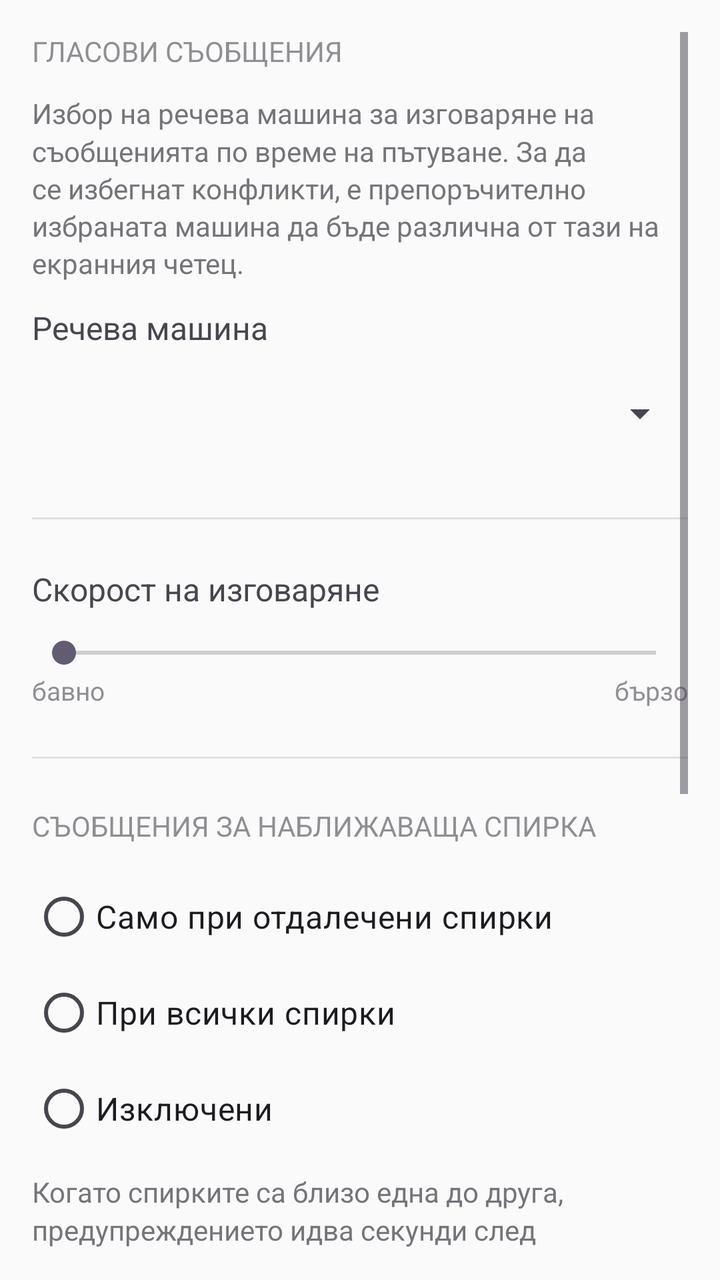
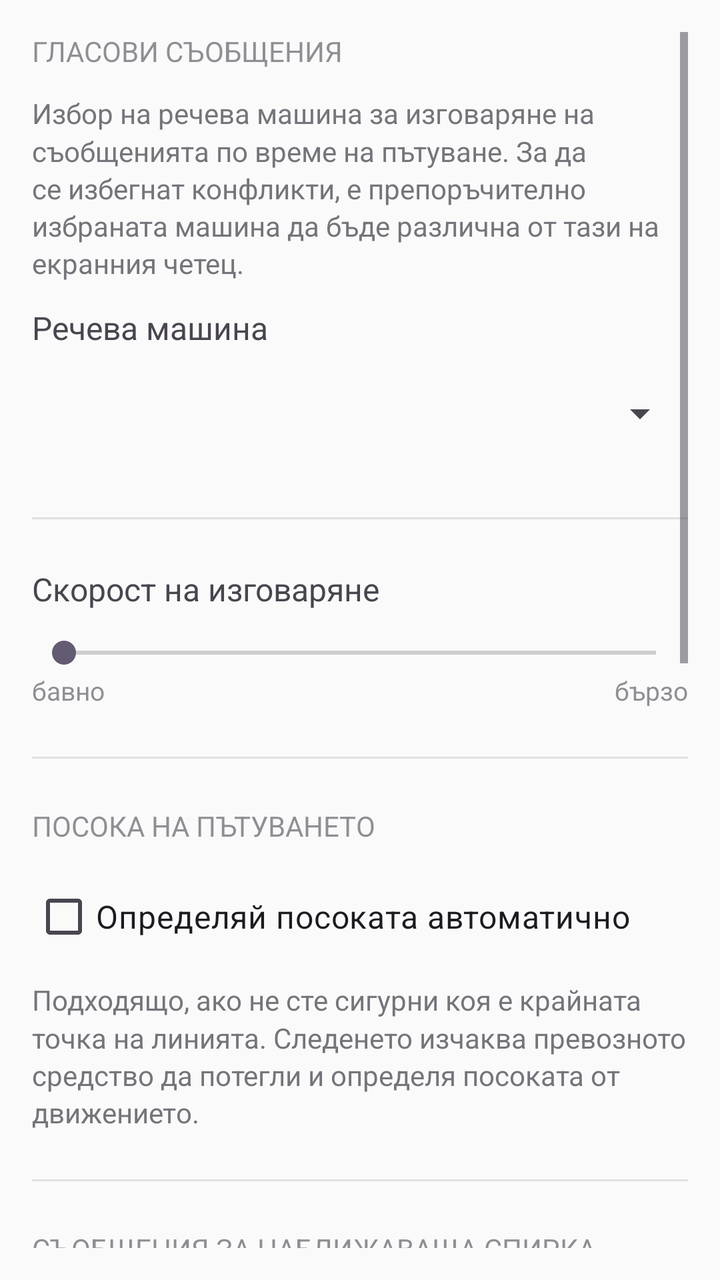

Compare the two renders of this Android layout. The source of the first and the diff that turns it into the second are given below.
<!-- AndroidManifest.xml: application theme Theme.SofiaTransit -->
<!-- res/layout/fragment_settings.xml -->
<?xml version="1.0" encoding="utf-8"?>
<ScrollView xmlns:android="http://schemas.android.com/apk/res/android"
    android:layout_width="match_parent"
    android:layout_height="match_parent"
    android:padding="16dp">

    <LinearLayout
        android:layout_width="match_parent"
        android:layout_height="wrap_content"
        android:orientation="vertical">

        <TextView
            android:layout_width="match_parent"
            android:layout_height="wrap_content"
            android:text="Гласови съобщения"
            android:textSize="14sp"
            android:textAllCaps="true"
            android:alpha="0.6"
            android:accessibilityHeading="true"
            android:paddingBottom="12dp"/>

        
        <TextView
            android:layout_width="match_parent"
            android:layout_height="wrap_content"
            android:text="Избор на речева машина за изговаряне на съобщенията по време на пътуване. За да се избегнат конфликти, е препоръчително избраната машина да бъде различна от тази на екранния четец."
            android:textSize="14sp"
            android:alpha="0.75"
            android:lineSpacingMultiplier="1.15"
            android:paddingBottom="12dp"/>

        
        <TextView android:id="@+id/tvEngineLabel"
            android:layout_width="match_parent"
            android:layout_height="wrap_content"
            android:text="Речева машина"
            android:textSize="16sp"
            android:paddingBottom="4dp"/>

        <Spinner android:id="@+id/spinnerEngine"
            android:layout_width="match_parent"
            android:layout_height="56dp"
            android:minHeight="48dp"
            android:popupBackground="@color/surface"/>

        <View android:layout_width="match_parent" android:layout_height="1dp"
            android:background="#E0E0E0" android:layout_marginVertical="24dp"/>

        <TextView android:id="@+id/tvRateLabel"
            android:layout_width="match_parent"
            android:layout_height="wrap_content"
            android:text="Скорост на изговаряне"
            android:textSize="16sp"/>

        <SeekBar android:id="@+id/seekRate"
            android:layout_width="match_parent"
            android:layout_height="wrap_content"
            android:layout_marginTop="12dp"/>

        
        <LinearLayout
            android:layout_width="match_parent"
            android:layout_height="wrap_content"
            android:orientation="horizontal">

            <TextView
                android:layout_width="0dp" android:layout_weight="1"
                android:layout_height="wrap_content"
                android:text="бавно" android:textSize="13sp" android:alpha="0.6"/>

            <TextView android:id="@+id/tvRateValue"
                android:layout_width="0dp" android:layout_weight="1"
                android:layout_height="wrap_content"
                android:gravity="center"
                android:textSize="14sp"/>

            <TextView
                android:layout_width="0dp" android:layout_weight="1"
                android:layout_height="wrap_content"
                android:gravity="end"
                android:text="бързо" android:textSize="13sp" android:alpha="0.6"/>
        </LinearLayout>

        <View android:layout_width="match_parent" android:layout_height="1dp"
            android:background="#E0E0E0" android:layout_marginVertical="24dp"/>

        <TextView
            android:layout_width="match_parent"
            android:layout_height="wrap_content"
            android:text="Съобщения за наближаваща спирка"
            android:textSize="14sp"
            android:textAllCaps="true"
            android:alpha="0.6"
            android:accessibilityHeading="true"
            android:paddingBottom="12dp"/>

        <RadioGroup android:id="@+id/rgApproach"
            android:layout_width="match_parent"
            android:layout_height="wrap_content"
            android:orientation="vertical">

            <RadioButton android:id="@+id/rbApproachSparse"
                android:layout_width="match_parent"
                android:layout_height="wrap_content"
                android:minHeight="48dp"
                android:text="Само при отдалечени спирки"/>

            <RadioButton android:id="@+id/rbApproachAll"
                android:layout_width="match_parent"
                android:layout_height="wrap_content"
                android:minHeight="48dp"
                android:text="При всички спирки"/>

            <RadioButton android:id="@+id/rbApproachOff"
                android:layout_width="match_parent"
                android:layout_height="wrap_content"
                android:minHeight="48dp"
                android:text="Изключени"/>
        </RadioGroup>

        <TextView
            android:layout_width="match_parent"
            android:layout_height="wrap_content"
            android:text="Когато спирките са близо една до друга, предупреждението идва секунди след потеглянето и не е от полза."
            android:textSize="14sp"
            android:alpha="0.75"
            android:lineSpacingMultiplier="1.15"
            android:paddingTop="8dp"/>

        <View android:layout_width="match_parent" android:layout_height="1dp"
            android:background="#E0E0E0" android:layout_marginVertical="24dp"/>

        <TextView
            android:layout_width="match_parent"
            android:layout_height="wrap_content"
            android:text="Работа при изключен екран"
            android:textSize="14sp"
            android:textAllCaps="true"
            android:alpha="0.6"
            android:accessibilityHeading="true"
            android:paddingBottom="12dp"/>

        <TextView
            android:layout_width="match_parent"
            android:layout_height="wrap_content"
            android:text="Ако системата ограничава приложението, съобщенията по време на пътуване може да закъсняват или да бъдат пропускани при изключен екран."
            android:textSize="14sp"
            android:alpha="0.75"
            android:lineSpacingMultiplier="1.15"
            android:paddingBottom="12dp"/>

        <TextView android:id="@+id/tvBatteryStatus"
            android:layout_width="match_parent"
            android:layout_height="wrap_content"
            android:textSize="16sp"
            android:paddingBottom="8dp"/>

        <Button android:id="@+id/btnBatterySettings"
            android:layout_width="match_parent"
            android:layout_height="56dp"
            style="@style/Widget.Material3.Button.OutlinedButton"/>

        <View android:layout_width="match_parent" android:layout_height="1dp"
            android:background="#E0E0E0" android:layout_marginVertical="24dp"/>

        <Button android:id="@+id/btnTestSpeech"
            android:layout_width="match_parent"
            android:layout_height="56dp"
            android:layout_marginTop="20dp"
            android:text="Изпробвай гласа"
            style="@style/Widget.Material3.Button.TextButton"/>

    </LinearLayout>
</ScrollView>
<!-- resources referenced by this layout -->
<resources>
  <color name="surface">#FFFFFF</color>
  <style name="Theme.SofiaTransit" parent="Theme.Material3.DayNight.NoActionBar">
          <item name="colorPrimary">@color/primary</item>
          <item name="colorOnPrimary">@color/on_primary</item>
          <item name="colorPrimaryContainer">@color/primary_container</item>
          <item name="colorSurface">@color/surface</item>
          <item name="android:windowBackground">@color/background</item>
          
          <item name="android:textSize">16sp</item>
          
          <item name="minTouchTargetSize">48dp</item>
      </style>
  <color name="primary">#1565C0</color>
  <color name="on_primary">#FFFFFF</color>
  <color name="primary_container">#BBDEFB</color>
  <color name="background">#FAFAFA</color>
</resources>

<!-- the commit's change to res/layout/fragment_settings.xml (unified diff, before → after) -->
@@ -87,6 +87,34 @@
         <TextView
             android:layout_width="match_parent"
             android:layout_height="wrap_content"
+            android:text="Посока на пътуването"
+            android:textSize="14sp"
+            android:textAllCaps="true"
+            android:alpha="0.6"
+            android:accessibilityHeading="true"
+            android:paddingBottom="12dp"/>
+
+        <CheckBox android:id="@+id/cbAutoDirection"
+            android:layout_width="match_parent"
+            android:layout_height="wrap_content"
+            android:minHeight="48dp"
+            android:text="Определяй посоката автоматично"/>
+
+        <TextView
+            android:layout_width="match_parent"
+            android:layout_height="wrap_content"
+            android:text="Подходящо, ако не сте сигурни коя е крайната точка на линията. Следенето изчаква превозното средство да потегли и определя посоката от движението."
+            android:textSize="14sp"
+            android:alpha="0.75"
+            android:lineSpacingMultiplier="1.15"
+            android:paddingTop="8dp"/>
+
+        <View android:layout_width="match_parent" android:layout_height="1dp"
+            android:background="#E0E0E0" android:layout_marginVertical="24dp"/>
+
+        <TextView
+            android:layout_width="match_parent"
+            android:layout_height="wrap_content"
             android:text="Съобщения за наближаваща спирка"
             android:textSize="14sp"
             android:textAllCaps="true"
